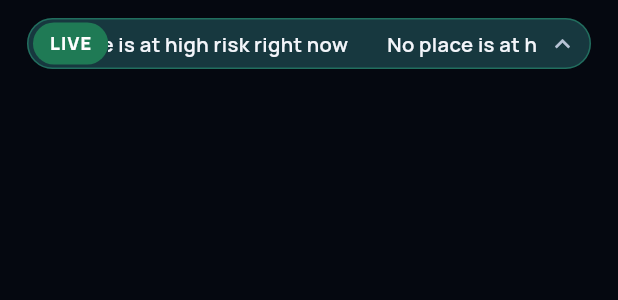
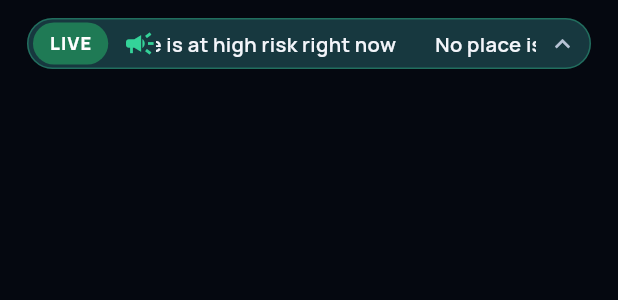
Before and after one commit to kelvin0812/siaga, a Flutter app: the LiveBanner widget shown alone on an empty page, opened directly with empty values, on a phone screen of 412 x 824 dp. Shown: the top 300 px of the screen. Run offline on Flutter 3.47's test engine with Material 3 defaults, Android fonts, the phone set to English and light mode, and no system bars; our stand-ins replace firebase_core, firebase_messaging, fl_chart, flutter_map, geolocator, google_fonts and 3 more; missing offline and left inert: dart:js_interop, h3_flutter; accounts and stored records are empty; network calls fail.

Commit message:
feat(app): loudspeaker icon on the live strip
A megaphone sits between the LIVE tag and the rolling words so the strip reads as an
announcement: green when nothing is at risk, orange when the rig is offline, red at Warning
or Evacuate. It is decorative for screen readers; the words carry the meaning.

Co-Authored-By: Claude Sonnet 5.5 <noreply@anthropic.com>

```diff
--- a/app/lib/widgets/live_banner.dart
+++ b/app/lib/widgets/live_banner.dart
@@ -120,6 +120,13 @@ class _LiveBannerState extends State<LiveBanner> with SingleTickerProviderStateM
         child: Row(
           children: [
             SizedBox(height: 28, child: tagChip),
+            // A loudspeaker, so the strip reads as an announcement. Decorative: the words carry the meaning.
+            ExcludeSemantics(
+              child: Padding(
+                padding: const EdgeInsets.only(left: 10),
+                child: Icon(Icons.campaign, size: 22, color: urgent ? const Color(0xFFFF6B6B) : tint),
+              ),
+            ),
             Expanded(
               child: GestureDetector(
                 behavior: HitTestBehavior.opaque,
```
Also changed, not shown: 1 other file.
